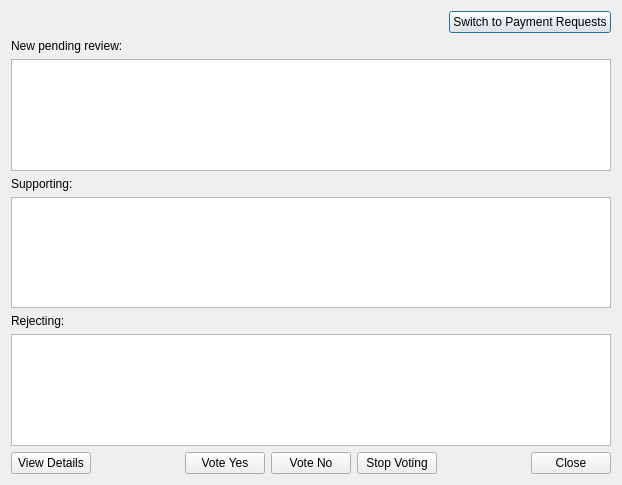
First picture: the form in src/qt/forms/cfund_voting.ui, repository navcoin/navcoin-core, before the edit.
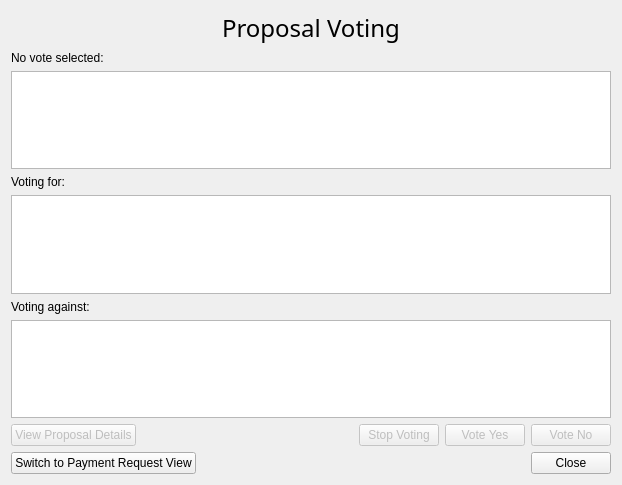
Second picture: the form after the edit.

Commit message: Made several tweaks to the cfund gui. Fixed some spelling and wording. Added a new title to the dialog so we can see easily if we are looking at proposals or payment requests. Improved button placement. Selection clears after voting and page swapping. buttons are disabled unless you select something

Patch:
```diff
--- a/src/qt/forms/cfund_voting.ui
+++ b/src/qt/forms/cfund_voting.ui
@@ -15,9 +15,9 @@
   </property>
   <layout class="QVBoxLayout" name="verticalLayout">
    <item>
-    <layout class="QHBoxLayout" name="horizontalLayout_2">
+    <layout class="QHBoxLayout" name="horizontalLayout_3">
      <item>
-      <spacer name="horizontalSpacer_3">
+      <spacer name="horizontalSpacer_5">
        <property name="orientation">
         <enum>Qt::Horizontal</enum>
        </property>
@@ -30,12 +30,31 @@
       </spacer>
      </item>
      <item>
-      <widget class="QPushButton" name="switchBtn">
+      <widget class="QLabel" name="windowMainTitle">
+       <property name="font">
+        <font>
+         <family>.PingFang TC</family>
+         <pointsize>18</pointsize>
+        </font>
+       </property>
        <property name="text">
-        <string>Switch to Payment Requests</string>
+        <string>Proposal Voting</string>
        </property>
       </widget>
      </item>
+     <item>
+      <spacer name="horizontalSpacer_6">
+       <property name="orientation">
+        <enum>Qt::Horizontal</enum>
+       </property>
+       <property name="sizeHint" stdset="0">
+        <size>
+         <width>40</width>
+         <height>20</height>
+        </size>
+       </property>
+      </spacer>
+     </item>
     </layout>
    </item>
    <item>
@@ -43,7 +62,7 @@
      <item>
       <widget class="QLabel" name="label_3">
        <property name="text">
-        <string>New pending review:</string>
+        <string>No vote selected:</string>
        </property>
       </widget>
      </item>
@@ -53,7 +72,7 @@
      <item>
       <widget class="QLabel" name="label">
        <property name="text">
-        <string>Supporting:</string>
+        <string>Voting for:</string>
        </property>
       </widget>
      </item>
@@ -63,7 +82,7 @@
      <item>
       <widget class="QLabel" name="label_2">
        <property name="text">
-        <string>Rejecting:</string>
+        <string>Voting against:</string>
        </property>
       </widget>
      </item>
@@ -76,8 +95,11 @@
     <layout class="QHBoxLayout" name="horizontalLayout">
      <item>
       <widget class="QPushButton" name="viewdetailsBtn">
+       <property name="enabled">
+        <bool>false</bool>
+       </property>
        <property name="text">
-        <string>View Details</string>
+        <string>View Proposal Details</string>
        </property>
       </widget>
      </item>
@@ -94,8 +116,21 @@
        </property>
       </spacer>
      </item>
+     <item>
+      <widget class="QPushButton" name="stopvotingBtn">
+       <property name="enabled">
+        <bool>false</bool>
+       </property>
+       <property name="text">
+        <string>Stop Voting</string>
+       </property>
+      </widget>
+     </item>
      <item>
       <widget class="QPushButton" name="voteyesBtn">
+       <property name="enabled">
+        <bool>false</bool>
+       </property>
        <property name="text">
         <string>Vote Yes</string>
        </property>
@@ -103,20 +138,27 @@
      </item>
      <item>
       <widget class="QPushButton" name="votenoBtn">
+       <property name="enabled">
+        <bool>false</bool>
+       </property>
        <property name="text">
         <string>Vote No</string>
        </property>
       </widget>
      </item>
+    </layout>
+   </item>
+   <item>
+    <layout class="QHBoxLayout" name="horizontalLayout_2">
      <item>
-      <widget class="QPushButton" name="stopvotingBtn">
+      <widget class="QPushButton" name="switchBtn">
        <property name="text">
-        <string>Stop Voting</string>
+        <string>Switch to Payment Request View</string>
        </property>
       </widget>
      </item>
      <item>
-      <spacer name="horizontalSpacer_2">
+      <spacer name="horizontalSpacer_3">
        <property name="orientation">
         <enum>Qt::Horizontal</enum>
        </property>
```
The commit also changes 4 other files.
